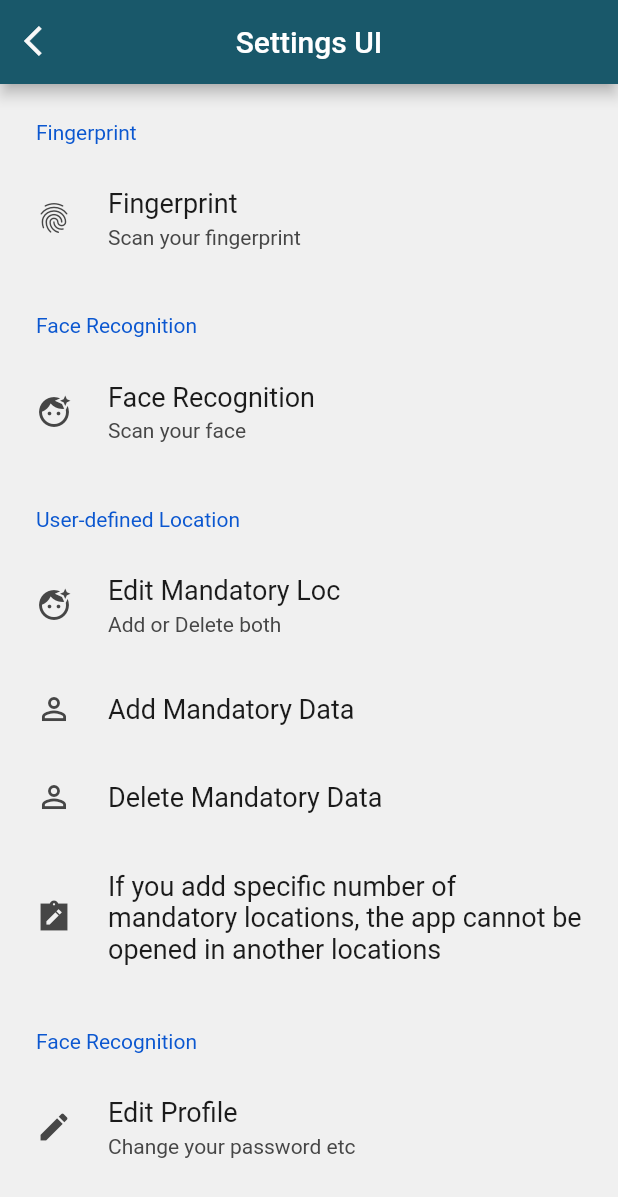
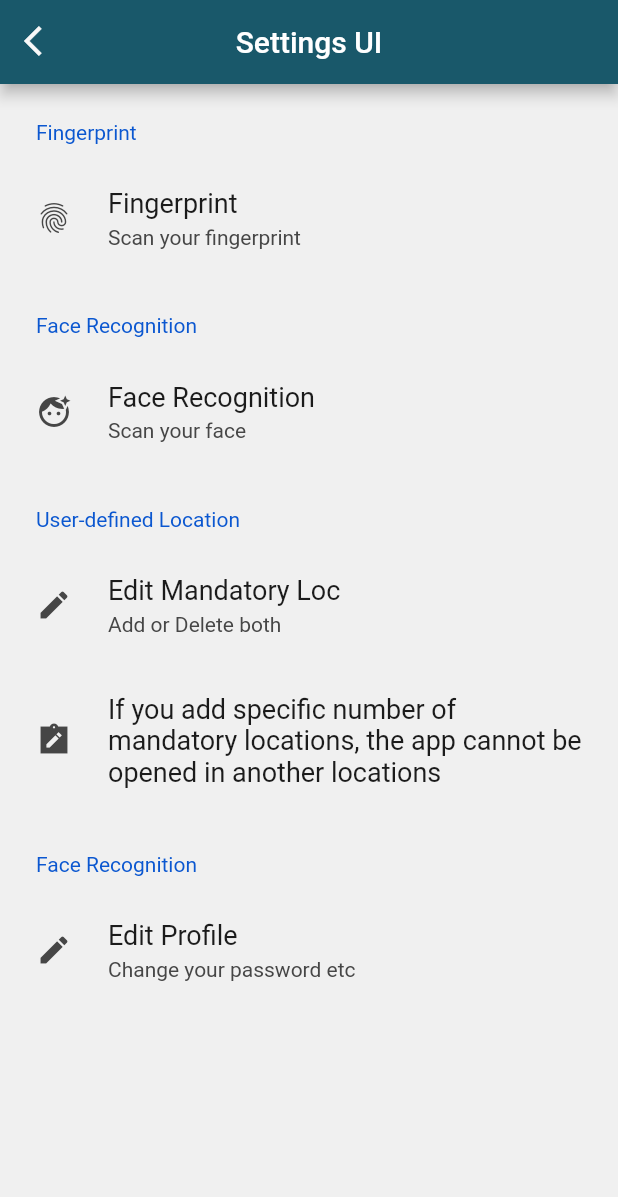
Before and after one commit to atlamaz18/Authentication, a Flutter app: the EditProfile screen opened directly, after a tap on the "arrow back ios" icon, on a phone screen of 412 x 824 dp. Shown: the top 1197 px of the screen. Run offline on Flutter 3.47's test engine with Material 2 defaults, Android fonts, the phone set to English and light mode, and no system bars; drawn by our look-alikes of settings_ui; our stand-ins replace connectivity_plus, flutter_dotenv, geolocator, google_fonts, google_maps_flutter, local_auth and 1 more; network calls fail.

Commit message:
delete fix4

```diff
--- a/lib/View/Main/Settings.dart
+++ b/lib/View/Main/Settings.dart
@@ -1,8 +1,10 @@
+import 'package:authentication/View/Main/BiometricCheck.dart';
 import 'package:authentication/View/Main/EditProfile.dart';
 import 'package:authentication/View/Main/MainLayout.dart';
 import 'package:authentication/View/Main/EditMandatory.dart';
 import 'package:flutter/material.dart';
 import 'package:settings_ui/settings_ui.dart';
+import 'package:local_auth/local_auth.dart';
 
 import 'package:http/http.dart' as http;
 import "dart:convert";
@@ -40,6 +42,8 @@ class _SettingsPageState extends State<SettingsPage> {
   Widget build(BuildContext context) {
     bool _fingerprint = false;
     bool _facescan = false;
+    final LocalAuthentication auth = LocalAuthentication();
+
 
     return Scaffold(
       appBar: AppBar(
@@ -78,7 +82,7 @@ class _SettingsPageState extends State<SettingsPage> {
                     context,
                     MaterialPageRoute(
                       builder: (context) {
-                        return MainLayout(userEmail: widget.userEmail);
+                        return BiometricCheck(userEmail: widget.userEmail, latitude: 0, longitude: 0, population: 0);
                       },
                     ),
                   );
@@ -98,7 +102,7 @@ class _SettingsPageState extends State<SettingsPage> {
                     context,
                     MaterialPageRoute(
                       builder: (context) {
-                        return MainLayout(userEmail: widget.userEmail);
+                        return BiometricCheck(userEmail: widget.userEmail, latitude: 0, longitude: 0, population: 0);
                       },
                     ),
                   );
@@ -110,7 +114,7 @@ class _SettingsPageState extends State<SettingsPage> {
             title: const Text('User-defined Location'),
             tiles: <SettingsTile>[
               SettingsTile.navigation(
-                leading: const Icon(Icons.face_retouching_natural),
+                leading: const Icon(Icons.edit),
                 title: const Text('Edit Mandatory Loc'),
                 value: const Text('Add or Delete both'),
                 onPressed: (BuildContext context) {
@@ -122,20 +126,6 @@ class _SettingsPageState extends State<SettingsPage> {
                       },
                     ),
                   );
-                },
-              ),
-              SettingsTile.navigation(
-                leading: const Icon(Icons.person_outline),
-                title: const Text('Add Mandatory Data'),
-                onPressed: (BuildContext context) {
-                  Mandatory('AddMandatory');
-                },
-              ),
-              SettingsTile.navigation(
-                leading: const Icon(Icons.person_outline),
-                title: const Text('Delete Mandatory Data'),
-                onPressed: (BuildContext context) {
-                  Mandatory('DeleteMandatory');
                 },
               ),
 
```
Also changed, not shown: lib/View/Main/EditMandatory.dart (+20 -6 lines).
